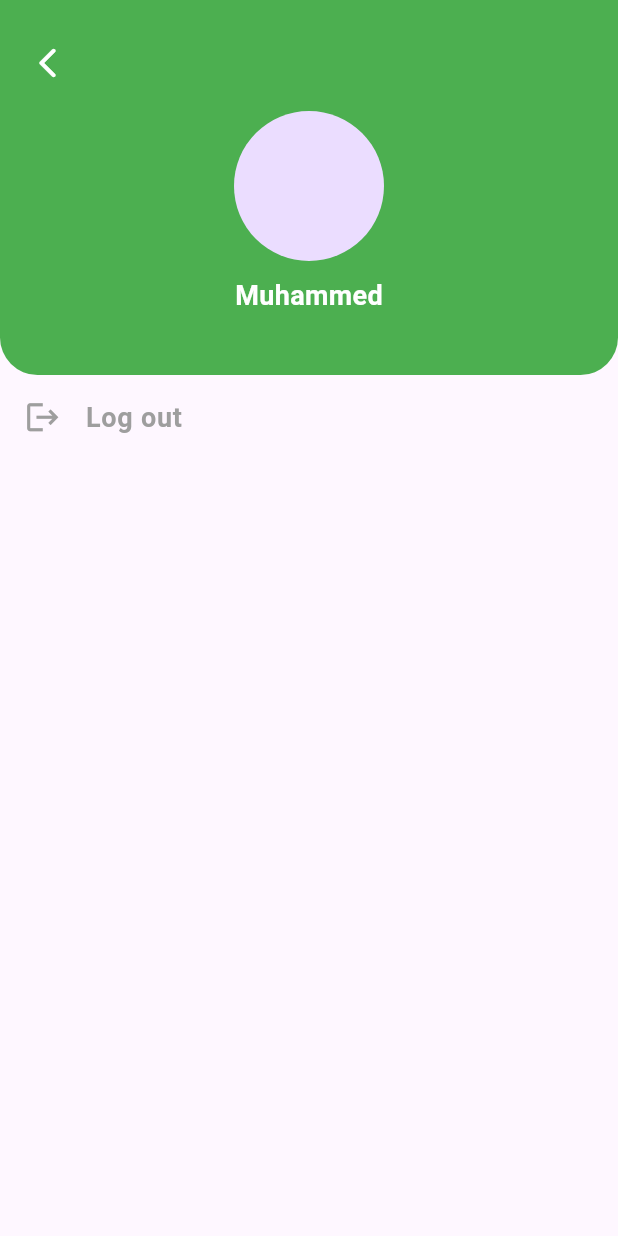
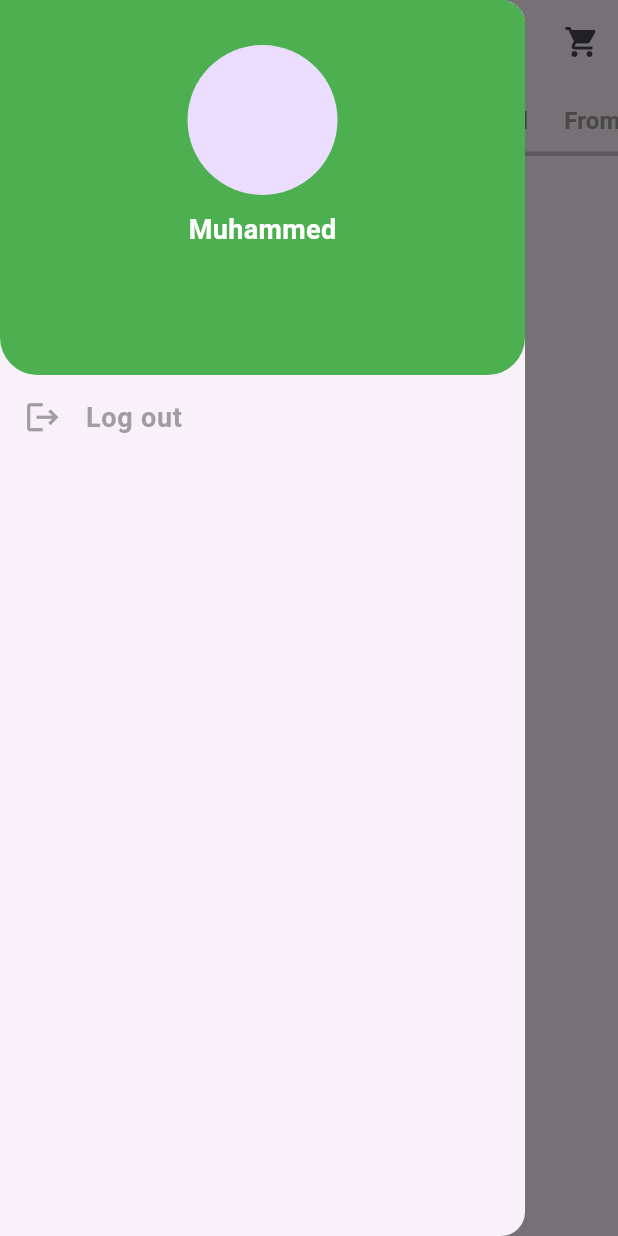
Before and after one commit to safvansafvan/foodzee, a Flutter app: the HomeView screen opened directly, after a tap on the "menu" icon, on a phone screen of 412 x 824 dp. Run offline on Flutter 3.47's test engine with Material 3 defaults, Android fonts, the light colour scheme and no system bars; our stand-ins replace firebase_auth, firebase_core, fluttertoast, lottie, pinput; accounts and stored records are empty.

Commit message:
drawer added

```diff
--- a/lib/view/home/home.dart
+++ b/lib/view/home/home.dart
@@ -1,6 +1,6 @@
 import 'package:flutter/material.dart';
 import 'package:foodzee/controller/const.dart';
-import 'package:foodzee/view/menu/menu.dart';
+import 'package:foodzee/view/menu/drawer.dart';
 import 'package:foodzee/view/tab_bar/from_barnyard.dart';
 import 'package:foodzee/view/tab_bar/from_india.dart';
 import 'package:foodzee/view/tab_bar/salads_soups.dart';
@@ -15,6 +15,7 @@ class HomeView extends StatefulWidget {
 class _HomeViewState extends State<HomeView>
     with SingleTickerProviderStateMixin {
   late TabController _tabController;
+  final GlobalKey<ScaffoldState> _scaffoldKey = GlobalKey<ScaffoldState>();
 
   @override
   void initState() {
@@ -31,14 +32,11 @@ class _HomeViewState extends State<HomeView>
   @override
   Widget build(BuildContext context) {
     return Scaffold(
+      key: _scaffoldKey,
       appBar: AppBar(
         leading: IconButton(
           onPressed: () {
-            Navigator.push(
-                context,
-                MaterialPageRoute(
-                  builder: (context) => const MenuView(),
-                ));
+            _scaffoldKey.currentState?.openDrawer();
           },
           icon: const Icon(Icons.menu),
         ),
@@ -68,6 +66,7 @@ class _HomeViewState extends State<HomeView>
       body: TabBarView(
           controller: _tabController,
           children: const [SaladsAndSoups(), FromBarnyard(), FromIndia()]),
+      drawer: const MenuView(),
     );
   }
 }
--- a/lib/view/menu/menu.dart
+++ b/lib/view/menu/drawer.dart
@@ -9,8 +9,9 @@ class MenuView extends StatelessWidget {
 
   @override
   Widget build(BuildContext context) {
-    return Scaffold(
-      body: Column(
+    return Drawer(
+      width: 350,
+      child: Column(
         children: [
           Container(
             height: 250,
@@ -22,18 +23,10 @@ class MenuView extends StatelessWidget {
                     bottomRight: Radius.circular(25))),
             child: Column(
               children: [
-                commonHeight,
-                Padding(
-                  padding: const EdgeInsets.all(8.0),
-                  child: Align(
-                    alignment: Alignment.topLeft,
-                    child: IconButton(
-                        onPressed: () => Navigator.pop(context),
-                        icon:
-                            Icon(Icons.arrow_back_ios_rounded, color: kwhite)),
-                  ),
+                const Padding(
+                  padding: EdgeInsets.only(top: 30.0),
+                  child: CircleAvatar(radius: 50),
                 ),
-                const CircleAvatar(radius: 50),
                 commonHeight,
                 Text(
                   'Muhammed',
```
